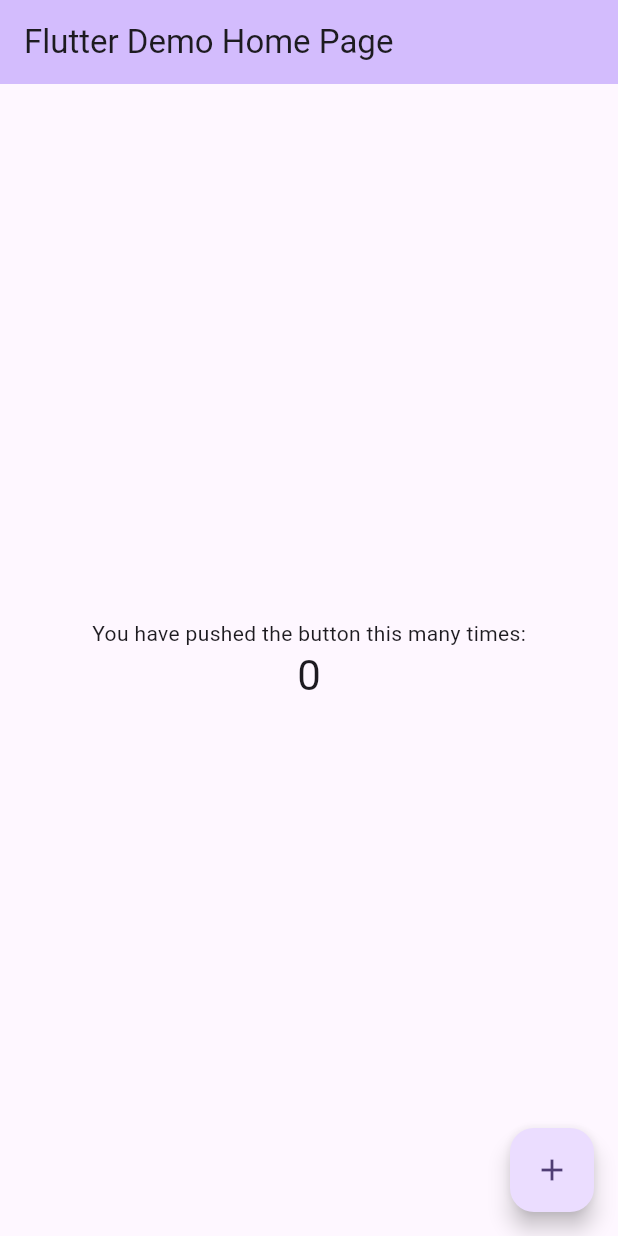
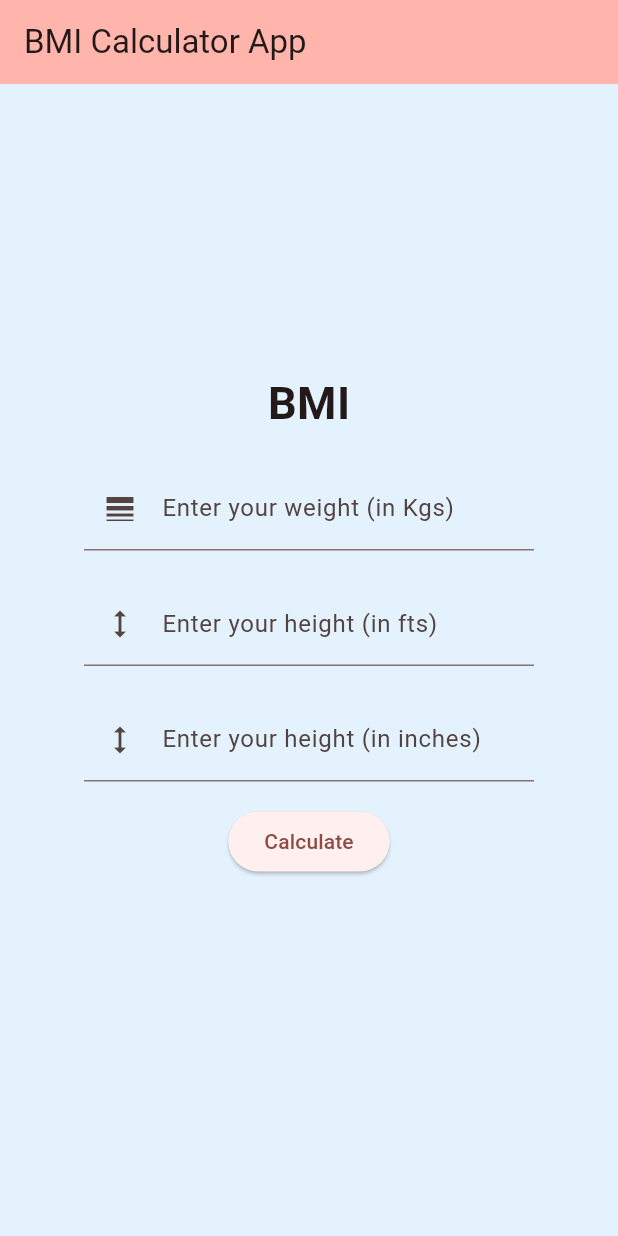
Before and after one commit to ManasVerma42/bmi_calculator_app, a Flutter app: the screen it shows after launch, on a phone screen of 412 x 824 dp. Run offline on Flutter 3.47's test engine with Material 3 defaults, Android fonts, the phone set to English and light mode, and no system bars.

Commit message:
Project Completed

```diff
--- a/lib/main.dart
+++ b/lib/main.dart
@@ -10,18 +10,17 @@ class MyApp extends StatelessWidget {
   @override
   Widget build(BuildContext context) {
     return MaterialApp(
-      title: 'Flutter Demo',
+      title: 'BMI Calculator App',
       theme: ThemeData(
-        colorScheme: ColorScheme.fromSeed(seedColor: Colors.deepPurple),
+        colorScheme: ColorScheme.fromSeed(seedColor: Colors.red.shade800),
       ),
-      home: const MyHomePage(title: 'Flutter Demo Home Page'),
+      home: const MyHomePage(title: 'BMI Calculator App'),
     );
   }
 }
 
 class MyHomePage extends StatefulWidget {
   const MyHomePage({super.key, required this.title});
-
   final String title;
 
   @override
@@ -29,42 +28,130 @@ class MyHomePage extends StatefulWidget {
 }
 
 class _MyHomePageState extends State<MyHomePage> {
-  int _counter = 0;
 
-  void _incrementCounter() {
-    setState(() {
-      _counter++;
-    });
-  }
+  var wtController = TextEditingController();
+  var ftController = TextEditingController();
+  var inController = TextEditingController();
+
+  var result = "";
+
+  var bgColor = Colors.blue.shade50;
 
   @override
   Widget build(BuildContext context) {
+
     return Scaffold(
       appBar: AppBar(
-
         backgroundColor: Theme.of(context).colorScheme.inversePrimary,
-
         title: Text(widget.title),
       ),
-      body: Center(
+      body: Container(
+        color: bgColor,
+        child: Center(
+          child: Container(
+            width: 300,
+            child: Column(
+              mainAxisAlignment: MainAxisAlignment.center,
+              children: [
 
-        child: Column(
+                Text('BMI', style: TextStyle(
+                  fontSize: 30,
+                  fontWeight: FontWeight.w700),
+                ),
 
-          mainAxisAlignment: MainAxisAlignment.center,
-          children: <Widget>[
-            const Text('You have pushed the button this many times:'),
-            Text(
-              '$_counter',
-              style: Theme.of(context).textTheme.headlineMedium,
+                SizedBox(height: 21,),
+
+                TextField(
+                  controller: wtController,
+                  decoration: InputDecoration(
+                    label: Text('Enter your weight (in Kgs)'),
+                    prefixIcon: Icon(Icons.line_weight),
+                  ),
+                  keyboardType: TextInputType.number,
+                ),
+
+                SizedBox(height: 21,),
+
+                TextField(
+                  controller: ftController,
+                  decoration: InputDecoration(
+                    label: Text('Enter your height (in fts)'),
+                    prefixIcon: Icon(Icons.height),
+                  ),
+                  keyboardType: TextInputType.number,
+                ),
+
+                SizedBox(height: 21,),
+
+                TextField(
+                  controller: inController,
+                  decoration: InputDecoration(
+                    label: Text('Enter your height (in inches)'),
+                    prefixIcon: Icon(Icons.height),
+                  ),
+                  keyboardType: TextInputType.number,
+                ),
+
+                SizedBox(height: 16,),
+
+                ElevatedButton(onPressed: (){
+
+                  var wt = wtController.text.toString();
+                  var ft = ftController.text.toString();
+                  var inch = inController.text.toString();
+
+                  if(wt!= "" && ft!= "" && inch!= ""){
+
+                    //BMI Calc
+
+                    var iWt = int.parse(wt);
+                    var iFt = int.parse(ft);
+                    var iInch = int.parse(inch);
+
+                    var tInch = (iFt * 12) + iInch;
+
+                    var tCm = tInch * 2.54;
+                    var tM = tCm / 100;
+
+                    var bmi = iWt / (tM * tM);
+
+                    var msg = "";
+
+                    if(bmi > 25){
+                      msg = "You are Overweight!";
+                      bgColor = Colors.orange.shade200;
+                    } else if(bmi > 18.5){
+                      msg = "You are Healthy!";
+                      bgColor = Colors.green.shade200;
+                    } else {
+                      msg = "You are Underweight!";
+                      bgColor = Colors.red.shade200;
+                    }
+
+                    setState(() {
+                      result = "$msg \nYour BMI is ${bmi.toStringAsFixed(3)}";
+                    });
+
+                  } else {
+                    setState(() {
+                      result = "Please fill all the required Blanks!!";
+                      bgColor = Colors.blue.shade50;
+                    });
+
+                  }
+
+                }, child: Text('Calculate')),
+
+                SizedBox(height: 21,),
+
+                Text(result, style: TextStyle(fontSize: 19),),
+
+              ],
             ),
-          ],
+          ),
         ),
-      ),
-      floatingActionButton: FloatingActionButton(
-        onPressed: _incrementCounter,
-        tooltip: 'Increment',
-        child: const Icon(Icons.add),
-      ),
+      )
+
     );
   }
 }
```
